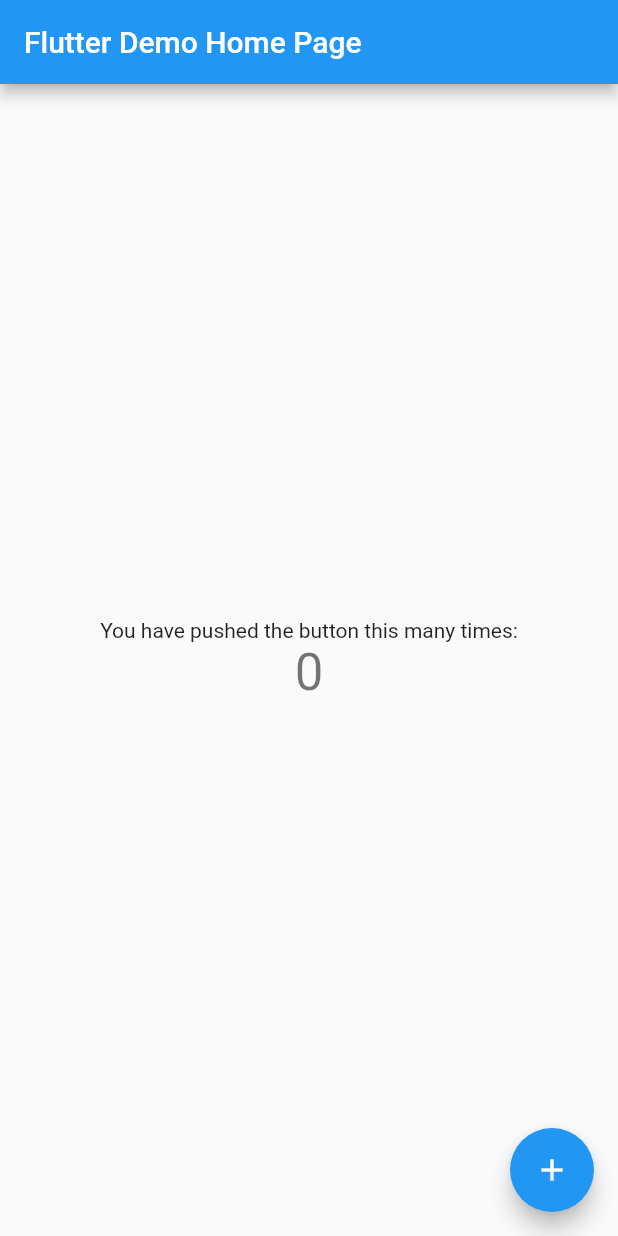
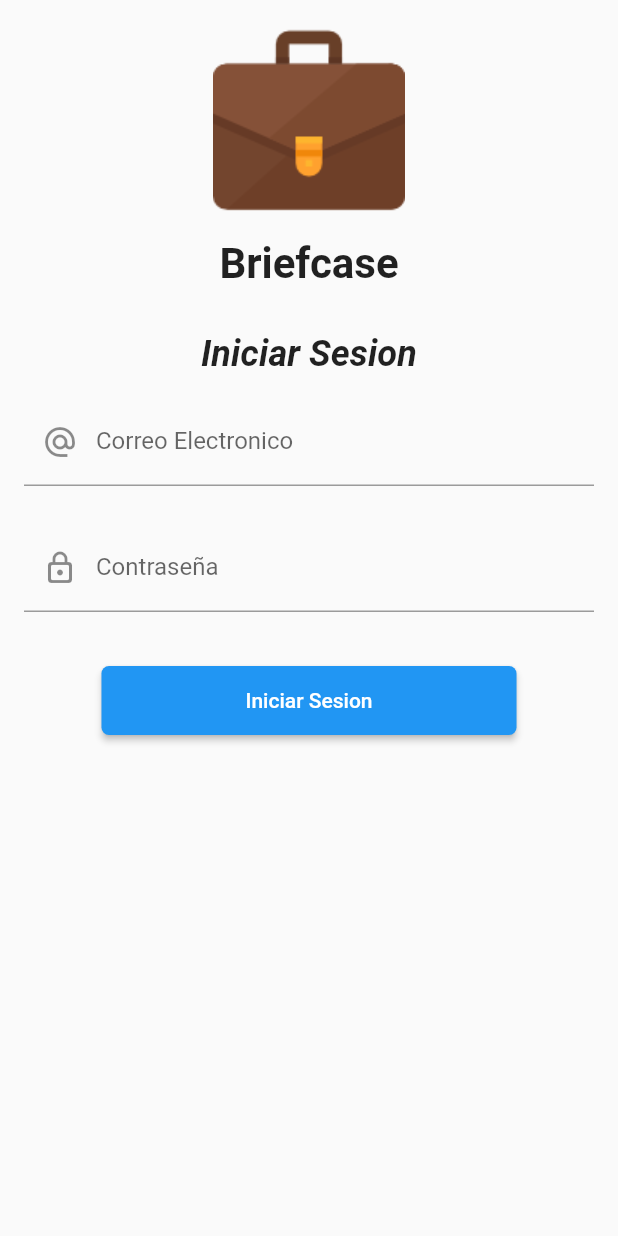
Before and after one commit to FelixAVeras/Briefcase_App, a Flutter app: the screen it shows after launch, on a phone screen of 412 x 824 dp. Run offline on Flutter 3.47's test engine with Material 2 defaults, Android fonts, the phone set to English and light mode, and no system bars.

Commit message:
Working on login page

```diff
--- a/lib/main.dart
+++ b/lib/main.dart
@@ -1,117 +1,20 @@
+import 'package:briefcase/src/pages/login_page.dart';
 import 'package:flutter/material.dart';
 
-void main() {
-  runApp(MyApp());
-}
+void main() => runApp(Briefcase());
 
-class MyApp extends StatelessWidget {
-  // This widget is the root of your application.
+class Briefcase extends StatelessWidget {
   @override
   Widget build(BuildContext context) {
     return MaterialApp(
-      title: 'Flutter Demo',
-      theme: ThemeData(
-        // This is the theme of your application.
-        //
-        // Try running your application with "flutter run". You'll see the
-        // application has a blue toolbar. Then, without quitting the app, try
-        // changing the primarySwatch below to Colors.green and then invoke
-        // "hot reload" (press "r" in the console where you ran "flutter run",
-        // or simply save your changes to "hot reload" in a Flutter IDE).
-        // Notice that the counter didn't reset back to zero; the application
-        // is not restarted.
-        primarySwatch: Colors.blue,
-        // This makes the visual density adapt to the platform that you run
-        // the app on. For desktop platforms, the controls will be smaller and
-        // closer together (more dense) than on mobile platforms.
-        visualDensity: VisualDensity.adaptivePlatformDensity,
-      ),
-      home: MyHomePage(title: 'Flutter Demo Home Page'),
+      title: 'Briefcase',
+      theme: ThemeData(primarySwatch: Colors.blue),
+      debugShowCheckedModeBanner: false,
+      initialRoute: 'login',
+      routes: {
+        'login': (BuildContext context) => LoginPage(),
+        // 'home': (BuildContext context) => HomePage()
+      },
     );
   }
 }
-
-class MyHomePage extends StatefulWidget {
-  MyHomePage({Key key, this.title}) : super(key: key);
-
-  // This widget is the home page of your application. It is stateful, meaning
-  // that it has a State object (defined below) that contains fields that affect
-  // how it looks.
-
-  // This class is the configuration for the state. It holds the values (in this
-  // case the title) provided by the parent (in this case the App widget) and
-  // used by the build method of the State. Fields in a Widget subclass are
-  // always marked "final".
-
-  final String title;
-
-  @override
-  _MyHomePageState createState() => _MyHomePageState();
-}
-
-class _MyHomePageState extends State<MyHomePage> {
-  int _counter = 0;
-
-  void _incrementCounter() {
-    setState(() {
-      // This call to setState tells the Flutter framework that something has
-      // changed in this State, which causes it to rerun the build method below
-      // so that the display can reflect the updated values. If we changed
-      // _counter without calling setState(), then the build method would not be
-      // called again, and so nothing would appear to happen.
-      _counter++;
-    });
-  }
-
-  @override
-  Widget build(BuildContext context) {
-    // This method is rerun every time setState is called, for instance as done
-    // by the _incrementCounter method above.
-    //
-    // The Flutter framework has been optimized to make rerunning build methods
-    // fast, so that you can just rebuild anything that needs updating rather
-    // than having to individually change instances of widgets.
-    return Scaffold(
-      appBar: AppBar(
-        // Here we take the value from the MyHomePage object that was created by
-        // the App.build method, and use it to set our appbar title.
-        title: Text(widget.title),
-      ),
-      body: Center(
-        // Center is a layout widget. It takes a single child and positions it
-        // in the middle of the parent.
-        child: Column(
-          // Column is also a layout widget. It takes a list of children and
-          // arranges them vertically. By default, it sizes itself to fit its
-          // children horizontally, and tries to be as tall as its parent.
-          //
-          // Invoke "debug painting" (press "p" in the console, choose the
-          // "Toggle Debug Paint" action from the Flutter Inspector in Android
-          // Studio, or the "Toggle Debug Paint" command in Visual Studio Code)
-          // to see the wireframe for each widget.
-          //
-          // Column has various properties to control how it sizes itself and
-          // how it positions its children. Here we use mainAxisAlignment to
-          // center the children vertically; the main axis here is the vertical
-          // axis because Columns are vertical (the cross axis would be
-          // horizontal).
-          mainAxisAlignment: MainAxisAlignment.center,
-          children: <Widget>[
-            Text(
-              'You have pushed the button this many times:',
-            ),
-            Text(
-              '$_counter',
-              style: Theme.of(context).textTheme.headline4,
-            ),
-          ],
-        ),
-      ),
-      floatingActionButton: FloatingActionButton(
-        onPressed: _incrementCounter,
-        tooltip: 'Increment',
-        child: Icon(Icons.add),
-      ), // This trailing comma makes auto-formatting nicer for build methods.
-    );
-  }
-}
--- /dev/null
+++ b/lib/src/pages/login_page.dart
@@ -0,0 +1,114 @@
+import 'package:flutter/material.dart';
+
+class LoginPage extends StatefulWidget {
+  @override
+  _loginPageState createState() => _loginPageState();
+}
+
+class _loginPageState extends State<LoginPage> {
+  GlobalKey<FormState> _formKey = GlobalKey<FormState>();
+
+  @override
+  void initState() {
+    super.initState();
+  }
+
+  @override
+  Widget build(BuildContext context) {
+    return Scaffold(
+        body: Center(
+            child: ListView(padding: EdgeInsets.all(8.0), children: [
+      Center(
+        child: Container(
+          padding: EdgeInsets.all(8.0),
+          child: Column(children: [
+            Image.asset('assets/briefcase.png'),
+            SizedBox(height: 15.0),
+            Text('Briefcase',
+                style: TextStyle(fontWeight: FontWeight.bold, fontSize: 28.0)),
+            SizedBox(height: 30.0),
+            Text('Iniciar Sesion',
+                style: TextStyle(
+                    fontWeight: FontWeight.bold,
+                    fontSize: 24.0,
+                    fontStyle: FontStyle.italic)),
+            SizedBox(height: 15.0),
+            Container(
+              child: Column(children: [
+                Form(
+                  key: _formKey,
+                  child: Column(children: [
+                    TextFormField(
+                      keyboardType: TextInputType.emailAddress,
+                      decoration: InputDecoration(
+                          // border: OutlineInputBorder(),
+                          labelText: 'Correo Electronico',
+                          prefixIcon: Icon(Icons.alternate_email),
+                          hintText: 'ejemplo@ejemplo.com'),
+                      validator: (value) {
+                        if (value == null || value.isEmpty) {
+                          return 'Introduzca un email valido';
+                        }
+                        return null;
+                      },
+                    ),
+                    SizedBox(height: 25.0),
+                    TextFormField(
+                      obscureText: true,
+                      decoration: InputDecoration(
+                          // border: OutlineInputBorder(),
+                          labelText: 'Contraseña',
+                          prefixIcon: Icon(Icons.lock_outline_rounded)),
+                      validator: (value) {
+                        if (value == null || value.isEmpty) {
+                          return 'Introduzca una contraseña valida';
+                        }
+                        return null;
+                      },
+                    ),
+                    SizedBox(height: 35.0),
+                    RaisedButton(
+                      child: Container(
+                        child: Text('Iniciar Sesion'),
+                        padding: EdgeInsets.symmetric(
+                            horizontal: 80.0, vertical: 15.0),
+                      ),
+                      shape: RoundedRectangleBorder(
+                          borderRadius: BorderRadius.circular(5.0)),
+                      onPressed: () => {},
+                      color: Colors.blue,
+                      textColor: Colors.white,
+                    ),
+                    SizedBox(height: 25.0),
+                    // RaisedButton(
+                    //   child: Text('Registro de Usuario'),
+                    //   padding: EdgeInsets.symmetric(
+                    //       horizontal: 80.0, vertical: 15.0),
+                    //   shape: RoundedRectangleBorder(
+                    //       borderRadius: BorderRadius.circular(5.0)),
+                    //   color: Colors.white,
+                    //   textColor: Colors.blue,
+                    //   onPressed: () {},
+                    // ),
+                  ]),
+                )
+              ]),
+            ),
+          ]),
+        ),
+      )
+    ])));
+  }
+
+  bool validatedForm() {
+    final form = _formKey.currentState;
+
+    if (form.validate()) {
+      form.save();
+
+      return true;
+    }
+
+    return false;
+  }
+}
--- a/pubspec.yaml
+++ b/pubspec.yaml
@@ -45,8 +45,8 @@ flutter:
   uses-material-design: true
 
   # To add assets to your application, add an assets section, like this:
-  # assets:
-  #   - images/a_dot_burr.jpeg
+  assets:
+    - assets/briefcase.png
   #   - images/a_dot_ham.jpeg
 
   # An image asset can refer to one or more resolution-specific "variants", see
```
Also changed, not shown: assets/briefcase.png (added), 1 other file.
